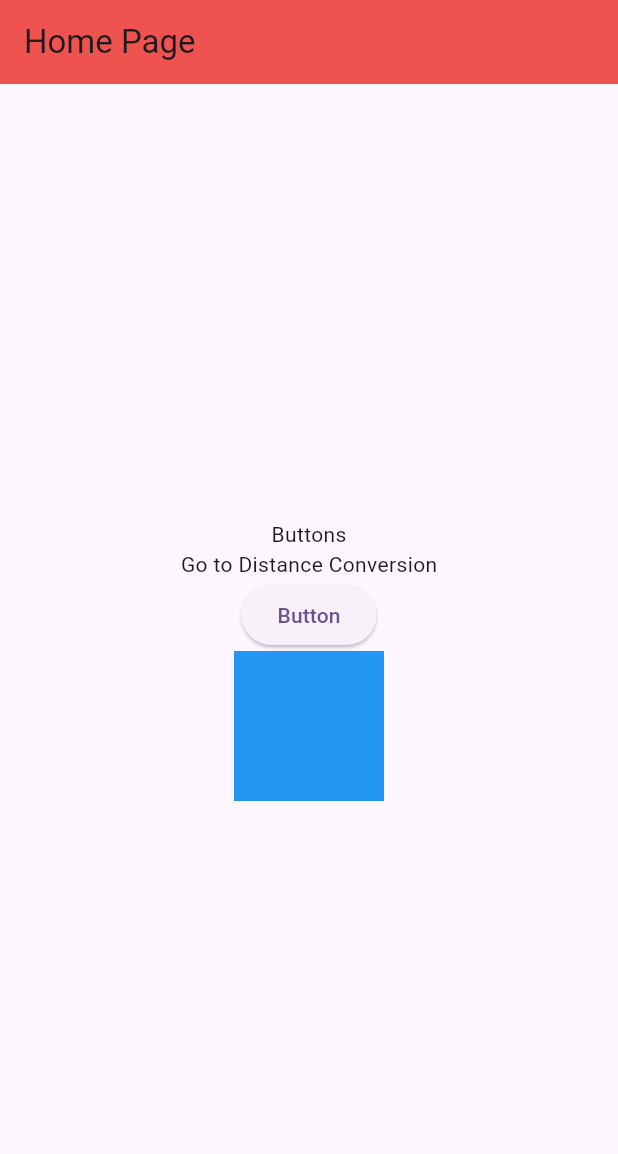
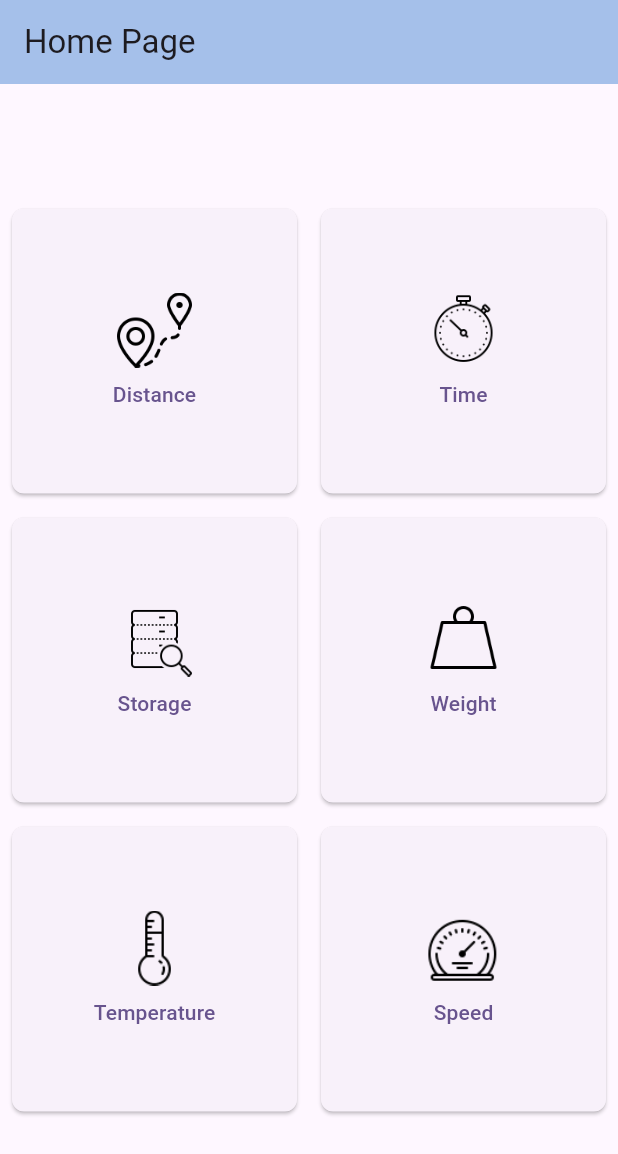
Before and after one commit to 8RIII/cc206-converter_app, a Flutter app: the screen it shows after launch, on a phone screen of 412 x 824 dp. Shown: the top 1154 px of the screen. Run offline on Flutter 3.47's test engine with Material 2 defaults, Android fonts, the phone set to English and light mode, and no system bars.

Commit message:
Update home_page.dart

```diff
--- a/lib/features/home_page.dart
+++ b/lib/features/home_page.dart
@@ -1,14 +1,14 @@
 // ignore_for_file: avoid_print
 import 'package:flutter/material.dart';
 
-class HomePage extends StatelessWidget{
-const HomePage({super.key, required String title});
+class HomePage extends StatelessWidget {
+  const HomePage({Key? key, required String title}) : super(key: key);
 
-@override
-Widget build(BuildContext context) {
- return Scaffold(
+  @override
+  Widget build(BuildContext context) {
+    return Scaffold(
       appBar: AppBar(
-        backgroundColor: Colors.red[400],
+        backgroundColor: const Color.fromARGB(255, 165, 192, 234),
         title: const Text('Home Page'),
       ),
       body: buildBody(),
@@ -16,24 +16,61 @@ Widget build(BuildContext context) {
   }
 
   Widget buildBody() {
-  return Center(
+    const buttonMargin = EdgeInsets.only(
+        top: 20, left: 20, right: 20); // Set your desired smaller margin value
+
+    return Center(
       child: Column(
         mainAxisAlignment: MainAxisAlignment.center,
         children: <Widget>[
-          const Text('Buttons'),
-          const Text('Go to Distance Conversion'),
-          ElevatedButton(
-            onPressed: () {
-            },
-            child: const Text('Button'),
-          ),
-          Container(
-            width: 100,
-            height: 100,
-            color: Colors.blue,
+          GridView.count(
+            shrinkWrap: true,
+            crossAxisCount: 2, // 2 columns and 3 rows
+            children: [
+              buildButton('assets/icons8-distance-96.png', 'Distance'),
+              buildButton('assets/icons8-time-80.png', 'Time'),
+              buildButton('assets/icons8-storage-80.png', 'Storage'),
+              buildButton('assets/icons8-weight-100.png', 'Weight'),
+              buildButton('assets/icons8-temperature-64.png', 'Temperature'),
+              buildButton('assets/icons8-speed-64.png', 'Speed'),
+            ],
           ),
         ],
       ),
     );
   }
+
+  Widget buildButton(String imagePath, String text) {
+    return Container(
+      margin: const EdgeInsets.all(8.0),
+      child: ElevatedButton(
+        onPressed: () {
+          // Button click action
+        },
+        style: ElevatedButton.styleFrom(
+          minimumSize: const Size(80, 36),
+          shape: RoundedRectangleBorder(
+            borderRadius: BorderRadius.circular(8.0),
+          ),
+        ),
+        child: Column(
+          mainAxisAlignment: MainAxisAlignment.center,
+          children: <Widget>[
+            Image.asset(
+              imagePath,
+              width: 50, // Set the width of the image
+              height: 50, // Set the height of the image
+            ),
+            const SizedBox(height: 8),
+            Text(
+              text,
+              style: const TextStyle(fontSize: 14),
+            ),
+          ],
+        ),
+      ),
+    );
+  }
 }
+
+void main() => runApp(const MaterialApp(home: HomePage(title: 'Flutter App')));
```
